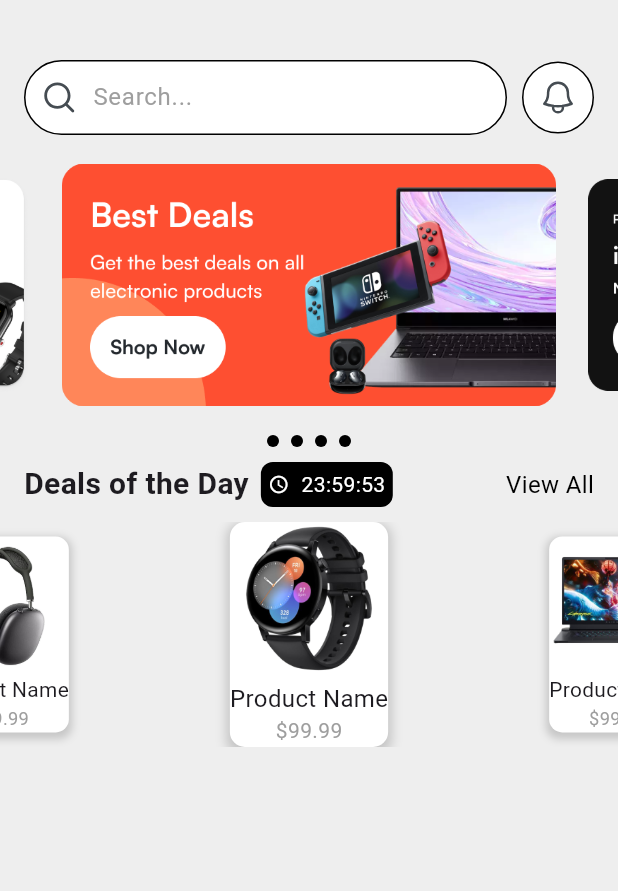
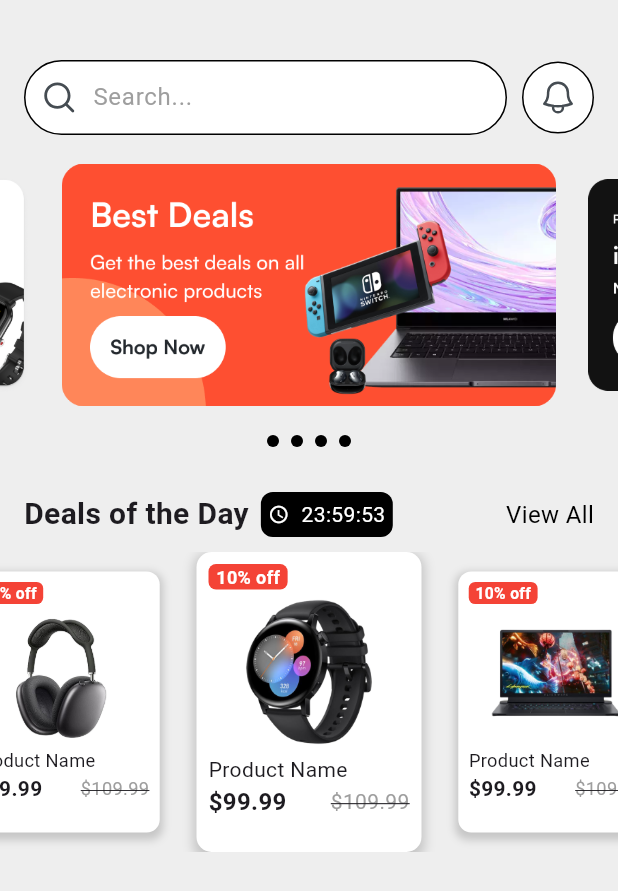
Before and after one commit to IsmailMuhammed2019/kara, a Flutter app: the screen it shows after launch, on a phone screen of 412 x 824 dp. Shown: the top 891 px of the screen. Run offline on Flutter 3.47's test engine with Material 3 defaults, Android fonts, the phone set to English and light mode, and no system bars; drawn by our look-alikes of carousel_slider; our stand-ins replace flutter_svg.

Commit message:
update product carousel

```diff
--- a/lib/components/product_carousel.dart
+++ b/lib/components/product_carousel.dart
@@ -15,17 +15,19 @@ class ProductCarousel extends StatelessWidget {
       padding: const EdgeInsets.symmetric(vertical: 10),
       child: CarouselSlider(
         options: CarouselOptions(
-          height: 150,
+          height: 200,
           autoPlay: true,
-          autoPlayInterval: Duration(seconds: 5), // Slower sliding
+          autoPlayInterval: const Duration(seconds: 5), // Slower sliding
           enlargeCenterPage: true,
           aspectRatio: 16 / 9,
-          viewportFraction: 0.5, // Show two products at a time
+          viewportFraction: 0.4, // Adjusted to show wider products
           onPageChanged: (index, reason) => onPageChanged(index),
         ),
         items: productList
             .map((product) => Container(
-                  margin: EdgeInsets.symmetric(horizontal: 5),
+                  width: 150, // Set a specific width for the product container
+                  margin: const EdgeInsets.symmetric(
+                      horizontal: 2), // Reduced margin
                   decoration: BoxDecoration(
                     color: Colors.white,
                     borderRadius: BorderRadius.circular(10),
@@ -34,29 +36,71 @@ class ProductCarousel extends StatelessWidget {
                         color: Colors.grey.withOpacity(0.5),
                         spreadRadius: 2,
                         blurRadius: 5,
-                        offset: Offset(0, 3), // changes position of shadow
+                        offset:
+                            const Offset(0, 3), // changes position of shadow
                       ),
                     ],
                   ),
+                  child: Padding(
+                    padding: const EdgeInsets.all(
+                        8.0), // Add padding to the inner part
                     child: Column(
-                    mainAxisAlignment: MainAxisAlignment.center,
+                      crossAxisAlignment: CrossAxisAlignment
+                          .start, // Align children to the start
                       children: [
-                      Image.asset(
+                        // Discount label positioned at the top left
+                        Container(
+                          padding: EdgeInsets.symmetric(horizontal: 5),
+                          decoration: BoxDecoration(
+                            color: Colors.red,
+                            borderRadius: BorderRadius.circular(5),
+                          ),
+                          child: Text(
+                            '10% off',
+                            style: TextStyle(
+                              color: Colors.white,
+                              fontSize: 12,
+                              fontWeight: FontWeight.bold,
+                            ),
+                          ),
+                        ),
+                        const SizedBox(height: 5),
+                        // Center the image
+                        Center(
+                          child: Image.asset(
                             product,
                             fit: BoxFit.cover,
                             height: 100,
                             width: 100,
                           ),
-                      SizedBox(height: 5),
-                      Text(
+                        ),
+                        const SizedBox(height: 5),
+                        const Text(
                           'Product Name', // Replace with actual product name
-                        style: TextStyle(fontSize: 16),
+                          style: TextStyle(fontSize: 14), // Smaller font size
                         ),
-                      Text(
-                        '\$99.99', // Replace with actual product price
-                        style: TextStyle(fontSize: 14, color: Colors.grey),
+                        // Row for prices
+                        Row(
+                          mainAxisAlignment: MainAxisAlignment.spaceBetween,
+                          children: [
+                            const Text(
+                              '\$99.99', // Actual product price
+                              style: TextStyle(
+                                  fontSize: 16,
+                                  fontWeight: FontWeight.bold), // Bolder price
+                            ),
+                            const Text(
+                              '\$109.99', // Canceled price
+                              style: TextStyle(
+                                  fontSize: 14,
+                                  color: Colors.grey,
+                                  decoration: TextDecoration
+                                      .lineThrough), // Canceled price style
                             ),
                           ],
+                        ),
+                      ],
+                    ),
                   ),
                 ))
             .toList(),
--- a/lib/screens/home.dart
+++ b/lib/screens/home.dart
@@ -45,7 +45,7 @@ class _HomeState extends State<Home> {
             },
           ),
           Padding(
-            padding: const EdgeInsets.fromLTRB(16, 10, 16, 0),
+            padding: const EdgeInsets.fromLTRB(16, 30, 16, 0),
             child: Row(
               mainAxisAlignment: MainAxisAlignment.spaceBetween,
               children: [
```
Lines whose indentation alone changed are shown as unchanged.
